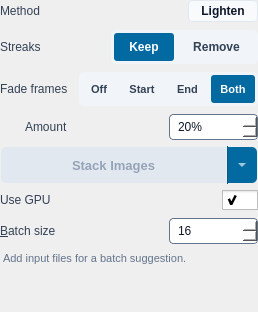
This is src/startrails/ui/step_stack_images.ui in gkyle/startrails as Qt 5 draws it before an edit. The edited form follows.
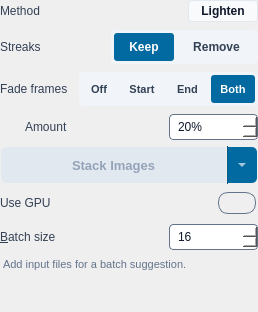
This is the edited form. Icons and pictures are not drawn.

Diff of the .ui file:
```diff
--- a/src/startrails/ui/step_stack_images.ui
+++ b/src/startrails/ui/step_stack_images.ui
@@ -523,8 +523,10 @@
            <string>Use GPU for stacking</string>
           </property>
           <property name="styleSheet">
-           <string notr="true">QCheckBox#useGPU { spacing: 0px;}
-QCheckBox#useGPU::indicator { width: 36px; height: 20px; }
+           <string notr="true">QCheckBox#useGPU { spacing: 0px;
+    border: 2px solid transparent;
+}
+QCheckBox#useGPU::indicator { width: 36px; height: 20px; border: 1px solid #64748b; border-radius: 10px; }
 QCheckBox#useGPU::indicator:unchecked { image: url(:/startrails/ui/switch_off.svg); }
 QCheckBox#useGPU::indicator:checked { image: url(:/startrails/ui/switch_on.svg); }</string>
           </property>
```
Left out of the diff: 3 changed lines with no effect on the pictures.
